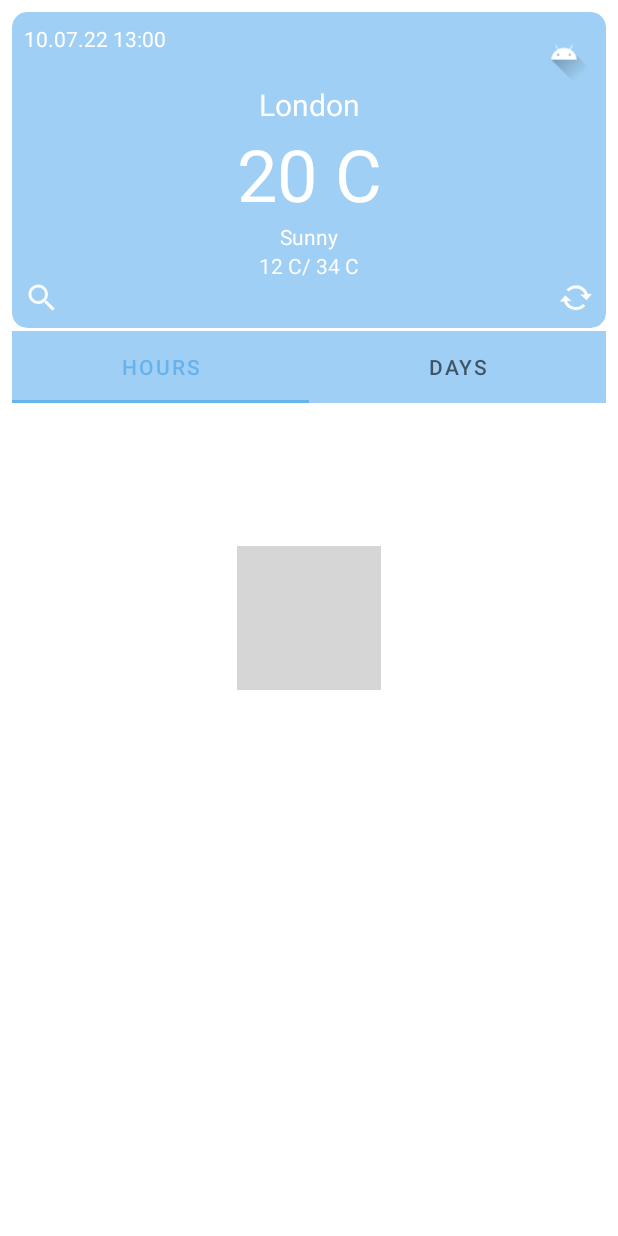
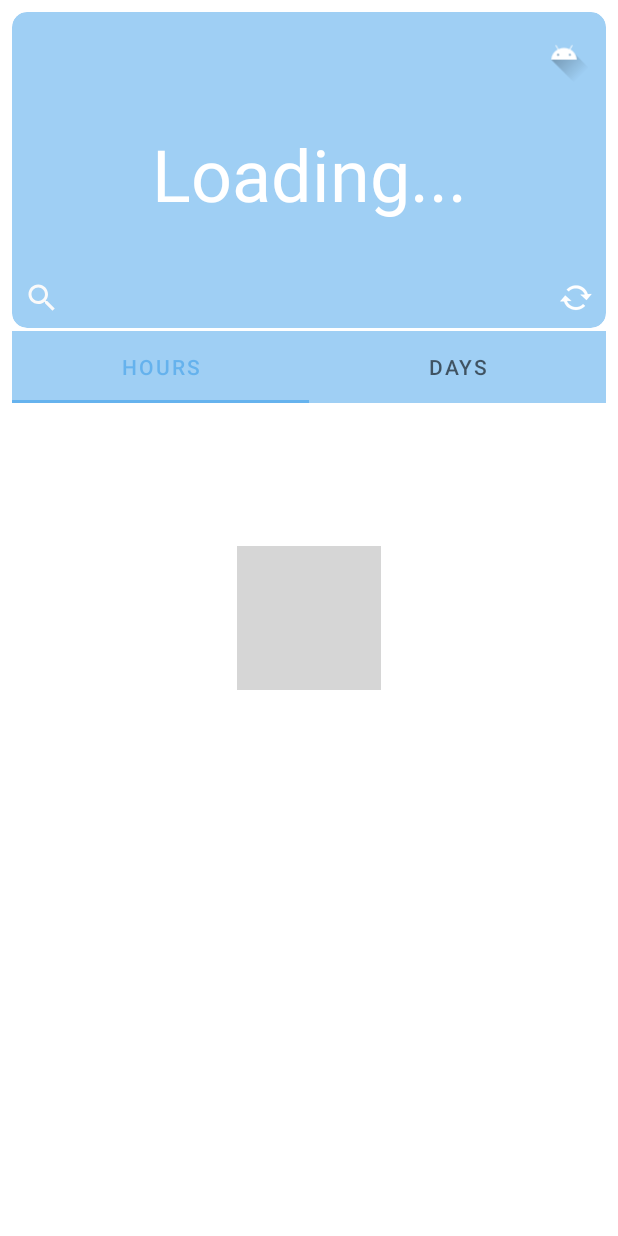
Before and after one commit to sergeygap/WeatherApp, an Android app: the layout fragment_main.xml on its own in the app's theme, with its tools: preview values and no code run, on a phone screen of 412 x 824 dp. Run offline under Robolectric (Android 15) with nearby library versions, the phone set to English and light mode, and no system bars; Roboto replaces fonts that are not available here; grey boxes are pictures that could not be loaded.

Commit message:
end_second_version

```diff
--- a/app/src/main/res/layout/fragment_main.xml
+++ b/app/src/main/res/layout/fragment_main.xml
@@ -45,7 +45,6 @@
                 android:layout_marginStart="8dp"
                 android:layout_marginTop="8dp"
                 android:fontFamily="@font/armata"
-                android:text="10.07.22 13:00"
                 android:textColor="#FFFFFF"
                 app:layout_constraintStart_toStartOf="parent"
                 app:layout_constraintTop_toTopOf="parent" />
@@ -65,7 +64,6 @@
                 android:layout_width="wrap_content"
                 android:layout_height="wrap_content"
                 android:fontFamily="@font/armata"
-                android:text="London"
                 android:textColor="#FFFFFF"
                 android:textSize="20sp"
                 app:layout_constraintEnd_toEndOf="parent"
@@ -77,7 +75,7 @@
                 android:layout_width="wrap_content"
                 android:layout_height="wrap_content"
                 android:fontFamily="@font/armata"
-                android:text="20 C"
+                android:text="Loading..."
                 android:textColor="#FFFFFF"
                 android:textSize="48sp"
                 app:layout_constraintEnd_toEndOf="parent"
@@ -89,7 +87,6 @@
                 android:layout_width="wrap_content"
                 android:layout_height="wrap_content"
                 android:fontFamily="@font/armata"
-                android:text="Sunny"
                 android:textColor="#FFFFFF"
                 app:layout_constraintEnd_toEndOf="parent"
                 app:layout_constraintStart_toStartOf="parent"
@@ -100,7 +97,6 @@
                 android:layout_width="wrap_content"
                 android:layout_height="wrap_content"
                 android:fontFamily="@font/armata"
-                android:text="12 C/ 34 C"
                 android:textColor="#FBFBFB"
                 app:layout_constraintEnd_toEndOf="parent"
                 app:layout_constraintStart_toStartOf="parent"
```
